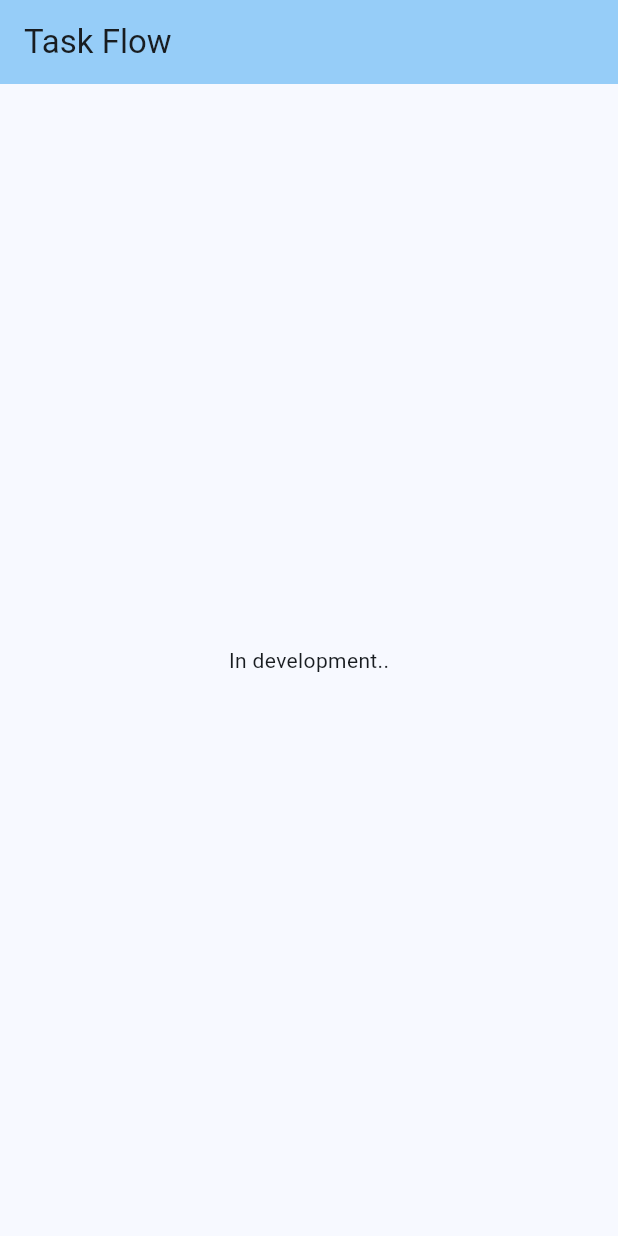
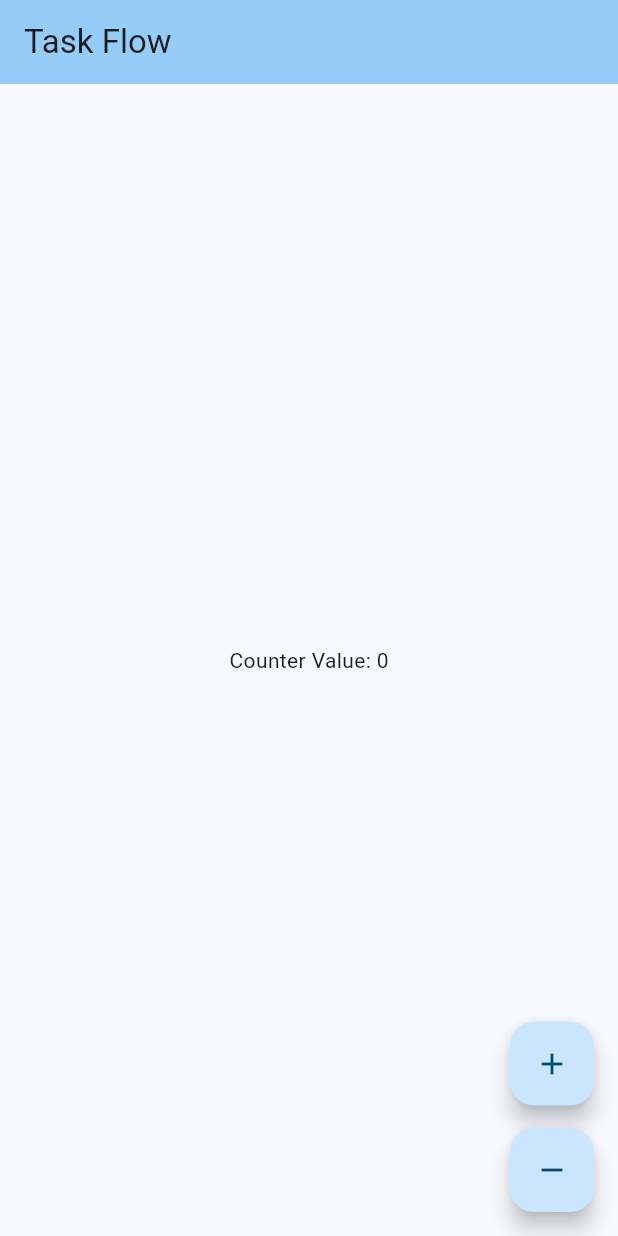
Before and after one commit to Blueshrine/task-flow, a Flutter app: the screen it shows after launch, on a phone screen of 412 x 824 dp. Run offline on Flutter 3.47's test engine with Material 2 defaults, Android fonts, the phone set to English and light mode, and no system bars; our stand-ins replace bloc, equatable, flutter_bloc.

Commit message:
First steps with Bloc Pattern.

```diff
--- /dev/null
+++ b/task_flow_app/lib/bloc/counter/counter_bloc.dart
@@ -0,0 +1,16 @@
+import 'package:bloc/bloc.dart';
+import 'package:equatable/equatable.dart';
+
+part 'counter_event.dart';
+part 'counter_state.dart';
+
+class CounterBloc extends Bloc<CounterEvent, CounterState> {
+  CounterBloc() : super(const CounterInitial()) {
+    on<CounterIncrementEvent>((event, emit) {
+      emit(CounterState(counterValue: state.counterValue + 1));
+    });
+    on<CounterDecrementEvent>((event, emit) {
+      emit(CounterState(counterValue: state.counterValue - 1));
+    });
+  }
+}
--- /dev/null
+++ b/task_flow_app/lib/bloc/counter/counter_event.dart
@@ -0,0 +1,7 @@
+part of 'counter_bloc.dart';
+
+sealed class CounterEvent {}
+
+final class CounterIncrementEvent extends CounterEvent {}
+
+final class CounterDecrementEvent extends CounterEvent {}
--- /dev/null
+++ b/task_flow_app/lib/bloc/counter/counter_state.dart
@@ -0,0 +1,14 @@
+part of 'counter_bloc.dart';
+
+final class CounterState extends Equatable {
+  final int counterValue;
+
+  const CounterState({required this.counterValue});
+
+  @override
+  List<Object> get props => [counterValue];
+}
+
+final class CounterInitial extends CounterState {
+  const CounterInitial() : super(counterValue: 0);
+}
--- /dev/null
+++ b/task_flow_app/lib/bloc/exported_blocs.dart
@@ -0,0 +1,2 @@
+export 'package:flutter_bloc/flutter_bloc.dart';
+export './counter/counter_bloc.dart';
--- a/task_flow_app/lib/main.dart
+++ b/task_flow_app/lib/main.dart
@@ -1,4 +1,7 @@
 import 'package:flutter/material.dart';
+
+import './pages/home_page.dart';
+import './bloc/exported_blocs.dart';
 
 void main() => runApp(const MyApp());
 
@@ -7,36 +10,15 @@ final class MyApp extends StatelessWidget {
 
   @override
   Widget build(BuildContext context) {
-    return MaterialApp(
-      title: 'Task Flow',
-      theme: ThemeData(
-        useMaterial3: true,
-        colorScheme: ColorScheme.fromSeed(seedColor: Colors.lightBlue),
-      ),
-      home: const HomePage(),
-    );
-  }
-}
-
-final class HomePage extends StatefulWidget {
-  const HomePage({super.key});
-
-  @override
-  State<HomePage> createState() => _HomePageState();
-}
-
-final class _HomePageState extends State<HomePage> {
-  @override
-  Widget build(BuildContext context) {
-    return Scaffold(
-      appBar: AppBar(
-        title: const Text('Task Flow'),
-        backgroundColor: Theme.of(context).colorScheme.inversePrimary,
-      ),
-      body: const SafeArea(
-        child: Center(
-          child: Text('In development..'),
+    return BlocProvider(
+      create: (context) => CounterBloc(),
+      child: MaterialApp(
+        title: 'Task Flow',
+        theme: ThemeData(
+          useMaterial3: true,
+          colorScheme: ColorScheme.fromSeed(seedColor: Colors.lightBlue),
         ),
+        home: const HomePage(),
       ),
     );
   }
--- /dev/null
+++ b/task_flow_app/lib/pages/home_page.dart
@@ -0,0 +1,46 @@
+import 'package:flutter/material.dart';
+
+import '../bloc/exported_blocs.dart';
+
+final class HomePage extends StatelessWidget {
+  const HomePage({super.key});
+
+  @override
+  Widget build(BuildContext context) {
+    return Scaffold(
+      appBar: AppBar(
+        title: const Text('Task Flow'),
+        backgroundColor: Theme.of(context).colorScheme.inversePrimary,
+      ),
+      floatingActionButton: Column(
+        mainAxisSize: MainAxisSize.min,
+        children: <Widget>[
+          FloatingActionButton(
+            tooltip: 'Increment Counter',
+            onPressed: () {
+              return context.read<CounterBloc>().add(CounterIncrementEvent());
+            },
+            child: const Icon(Icons.add),
+          ),
+          const SizedBox(height: 15),
+          FloatingActionButton(
+            tooltip: 'Decrement Counter',
+            onPressed: () {
+              return context.read<CounterBloc>().add(CounterDecrementEvent());
+            },
+            child: const Icon(Icons.remove),
+          ),
+        ],
+      ),
+      body: SafeArea(
+        child: Center(
+          child: BlocBuilder<CounterBloc, CounterState>(
+            builder: (context, state) {
+              return Text('Counter Value: ${state.counterValue}');
+            },
+          ),
+        ),
+      ),
+    );
+  }
+}
--- a/task_flow_app/pubspec.yaml
+++ b/task_flow_app/pubspec.yaml
@@ -34,6 +34,9 @@ dependencies:
   # The following adds the Cupertino Icons font to your application.
   # Use with the CupertinoIcons class for iOS style icons.
   cupertino_icons: ^1.0.2
+  flutter_bloc: ^8.1.3
+  equatable: ^2.0.5
+  bloc: ^8.1.2
 
 dev_dependencies:
   flutter_test:
```
